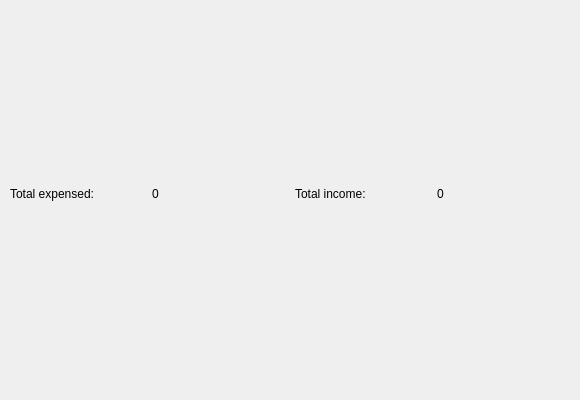
This is gui/expensesWindow.ui in asaf123098/expensesCalculator as Qt 5 draws it before an edit. The edited form follows.
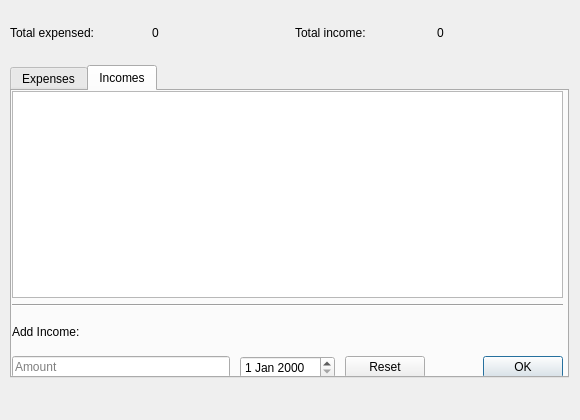
This is the edited form. The open tabs and pages were chosen to show the change.

Commit message: added incomes to expenses window

What changed in the file:
```diff
--- a/gui/expensesWindow.ui
+++ b/gui/expensesWindow.ui
@@ -10,7 +10,7 @@
     <x>0</x>
     <y>0</y>
     <width>580</width>
-    <height>400</height>
+    <height>420</height>
    </rect>
   </property>
   <property name="sizePolicy">
@@ -22,13 +22,13 @@
   <property name="minimumSize">
    <size>
     <width>580</width>
-    <height>400</height>
+    <height>420</height>
    </size>
   </property>
   <property name="maximumSize">
    <size>
     <width>580</width>
-    <height>400</height>
+    <height>420</height>
    </size>
   </property>
   <property name="windowTitle">
@@ -56,7 +56,7 @@
       <height>368</height>
      </rect>
     </property>
-    <layout class="QVBoxLayout" name="verticalLayout" stretch="1">
+    <layout class="QVBoxLayout" name="verticalLayout" stretch="1,7">
      <property name="spacing">
       <number>10</number>
      </property>
@@ -95,6 +95,159 @@
        </item>
       </layout>
      </item>
+     <item>
+      <widget class="QTabWidget" name="tabWidget">
+       <property name="currentIndex">
+        <number>0</number>
+       </property>
+       <widget class="QWidget" name="tab">
+        <attribute name="title">
+         <string>Expenses</string>
+        </attribute>
+        <widget class="QWidget" name="verticalLayoutWidget_5">
+         <property name="geometry">
+          <rect>
+           <x>0</x>
+           <y>0</y>
+           <width>551</width>
+           <height>291</height>
+          </rect>
+         </property>
+         <layout class="QVBoxLayout" name="verticalLayout_7" stretch="4,1,2">
+          <item>
+           <widget class="QTableWidget" name="expenses_table"/>
+          </item>
+          <item>
+           <widget class="Line" name="line_3">
+            <property name="orientation">
+             <enum>Qt::Horizontal</enum>
+            </property>
+           </widget>
+          </item>
+          <item>
+           <layout class="QVBoxLayout" name="verticalLayout_8" stretch="1,6">
+            <item>
+             <widget class="QLabel" name="label_9">
+              <property name="text">
+               <string>Add expense:</string>
+              </property>
+              <property name="margin">
+               <number>5</number>
+              </property>
+              <property name="indent">
+               <number>-1</number>
+              </property>
+             </widget>
+            </item>
+            <item>
+             <layout class="QHBoxLayout" name="horizontalLayout_4" stretch="0,0,0,5">
+              <property name="spacing">
+               <number>20</number>
+              </property>
+              <item>
+               <widget class="QDateEdit" name="new_expense_date"/>
+              </item>
+              <item>
+               <widget class="QComboBox" name="new_expense_type_combo"/>
+              </item>
+              <item>
+               <widget class="QSpinBox" name="new_expense_price">
+                <property name="prefix">
+                 <string>₪</string>
+                </property>
+               </widget>
+              </item>
+              <item>
+               <widget class="QDialogButtonBox" name="buttonBox_3">
+                <property name="standardButtons">
+                 <set>QDialogButtonBox::Ok|QDialogButtonBox::Reset</set>
+                </property>
+               </widget>
+              </item>
+             </layout>
+            </item>
+           </layout>
+          </item>
+         </layout>
+        </widget>
+       </widget>
+       <widget class="QWidget" name="tab_2">
+        <property name="toolTipDuration">
+         <number>-8</number>
+        </property>
+        <attribute name="title">
+         <string>Incomes</string>
+        </attribute>
+        <widget class="QWidget" name="verticalLayoutWidget_2">
+         <property name="geometry">
+          <rect>
+           <x>0</x>
+           <y>0</y>
+           <width>551</width>
+           <height>291</height>
+          </rect>
+         </property>
+         <layout class="QVBoxLayout" name="verticalLayout_2" stretch="6,1,2">
+          <item>
+           <widget class="QTableWidget" name="tableWidget">
+            <property name="maximumSize">
+             <size>
+              <width>16777215</width>
+              <height>280</height>
+             </size>
+            </property>
+           </widget>
+          </item>
+          <item>
+           <widget class="Line" name="line">
+            <property name="orientation">
+             <enum>Qt::Horizontal</enum>
+            </property>
+           </widget>
+          </item>
+          <item>
+           <layout class="QVBoxLayout" name="verticalLayout_3" stretch="1,5">
+            <item>
+             <widget class="QLabel" name="label_5">
+              <property name="text">
+               <string>Add Income:</string>
+              </property>
+             </widget>
+            </item>
+            <item>
+             <layout class="QHBoxLayout" name="horizontalLayout_2">
+              <property name="spacing">
+               <number>10</number>
+              </property>
+              <property name="bottomMargin">
+               <number>3</number>
+              </property>
+              <item>
+               <widget class="QLineEdit" name="lineEdit">
+                <property name="placeholderText">
+                 <string>Amount</string>
+                </property>
+               </widget>
+              </item>
+              <item>
+               <widget class="QDateEdit" name="dateEdit_2"/>
+              </item>
+              <item>
+               <widget class="QDialogButtonBox" name="buttonBox">
+                <property name="standardButtons">
+                 <set>QDialogButtonBox::Ok|QDialogButtonBox::Reset</set>
+                </property>
+               </widget>
+              </item>
+             </layout>
+            </item>
+           </layout>
+          </item>
+         </layout>
+        </widget>
+       </widget>
+      </widget>
+     </item>
     </layout>
    </widget>
   </widget>
```
The commit also changes 3 other files.
